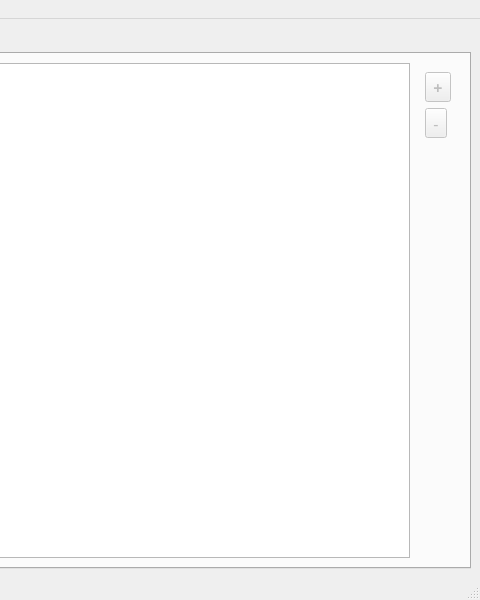
Before: the Qt Designer form study-to-think/mainwindow.ui in brokencuph/study-to-think, drawn with Qt 5; both pictures show x 320 to 800 and y 0 to 600 of the 800 by 600 pixel window.
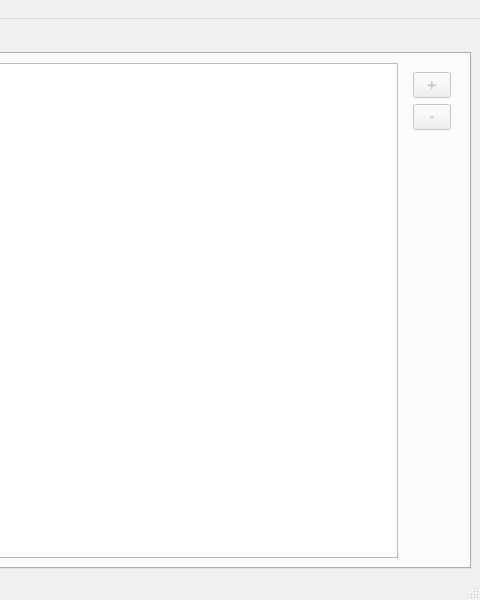
After: the same form once the commit is applied.

Commit message: modify the font of "+" and "-" in case of showing error

What changed in the file:
```diff
--- a/study-to-think/mainwindow.ui
+++ b/study-to-think/mainwindow.ui
@@ -41,7 +41,7 @@
              </property>
              <property name="font">
               <font>
-               <family>Cascadia Mono</family>
+               <family>Courier</family>
                <pointsize>12</pointsize>
                <weight>75</weight>
                <bold>true</bold>
@@ -62,8 +62,10 @@
              </property>
              <property name="font">
               <font>
-               <family>Cascadia Mono</family>
+               <family>Courier</family>
                <pointsize>12</pointsize>
+               <weight>75</weight>
+               <bold>true</bold>
               </font>
              </property>
              <property name="toolTip">
```
Left out of the diff: 4 changed lines with no effect on the pictures.
